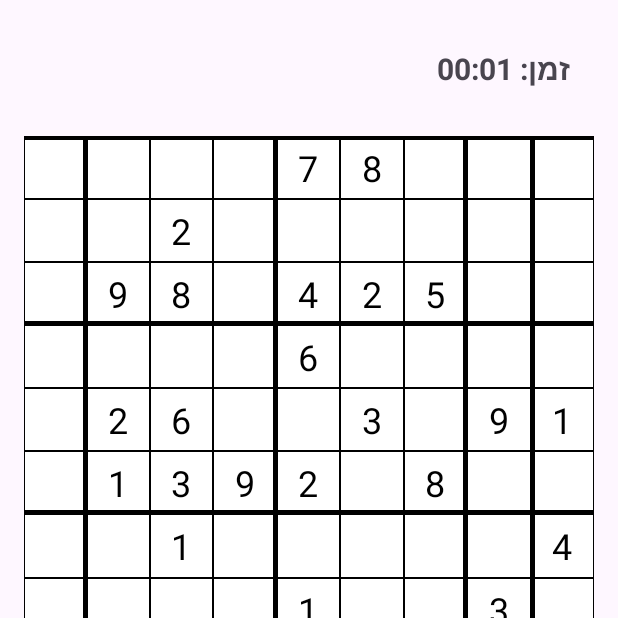
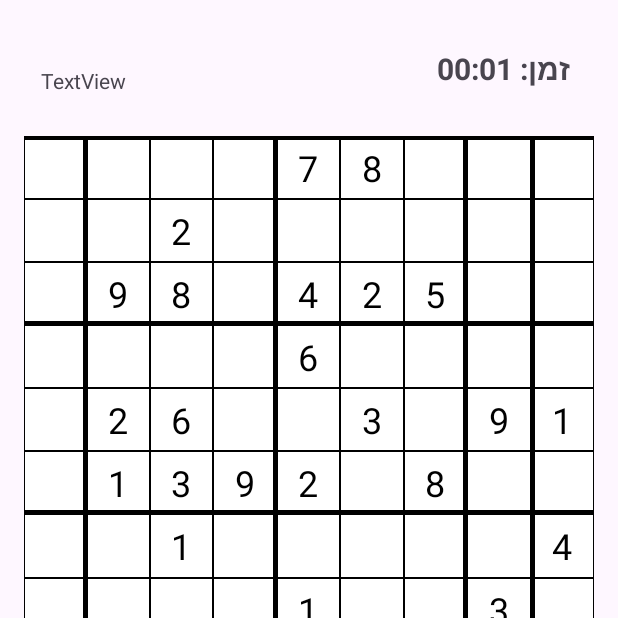
Before and after one commit to hadas67-0295/FinalProject-SudokuGame, an Android app: the GameActivity screen opened directly, with no data from a screen before it, on a phone screen of 412 x 824 dp, the top half of it. Run offline under Robolectric (Android 15) with nearby library versions, the phone set to English and light mode, and no system bars; 2 statements that could not run were skipped.

Commit message:
Add TextView for strikes counter in GameActivity XML.
This TextView will display the number of strikes made by the player.

```diff
--- a/app/src/main/res/layout/activity_game.xml
+++ b/app/src/main/res/layout/activity_game.xml
@@ -165,4 +165,16 @@
         app:layout_constraintStart_toStartOf="parent"
         app:layout_constraintTop_toBottomOf="@+id/game_gridLayout" />
 
+    <TextView
+        android:id="@+id/game_tvStrikes"
+        android:layout_width="wrap_content"
+        android:layout_height="wrap_content"
+        android:text="TextView"
+        app:layout_constraintBottom_toTopOf="@+id/game_gridLayout"
+        app:layout_constraintEnd_toStartOf="@+id/game_tvTimer"
+        app:layout_constraintHorizontal_bias="0.051"
+        app:layout_constraintStart_toStartOf="parent"
+        app:layout_constraintTop_toTopOf="parent"
+        app:layout_constraintVertical_bias="0.51" />
+
 </androidx.constraintlayout.widget.ConstraintLayout>
```
